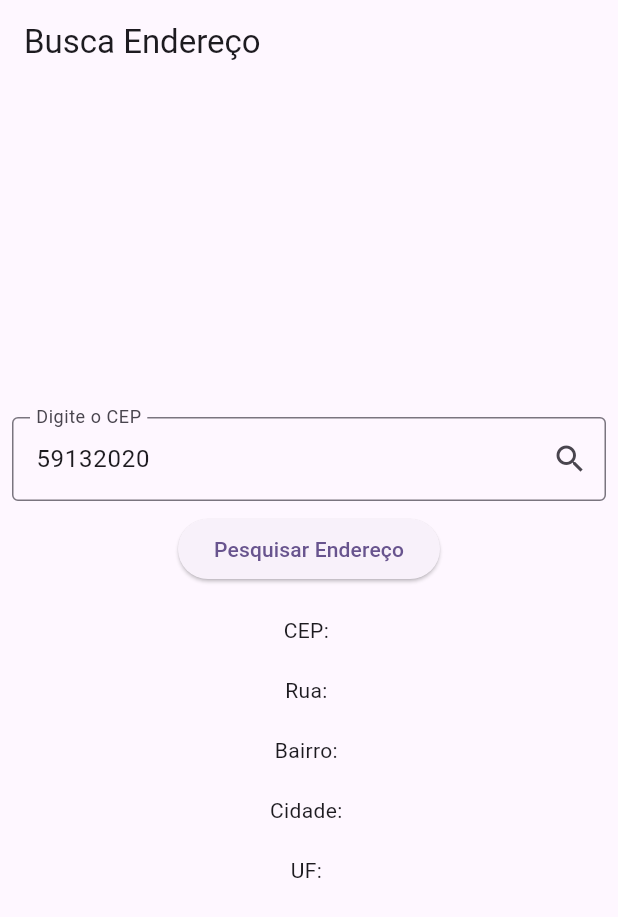
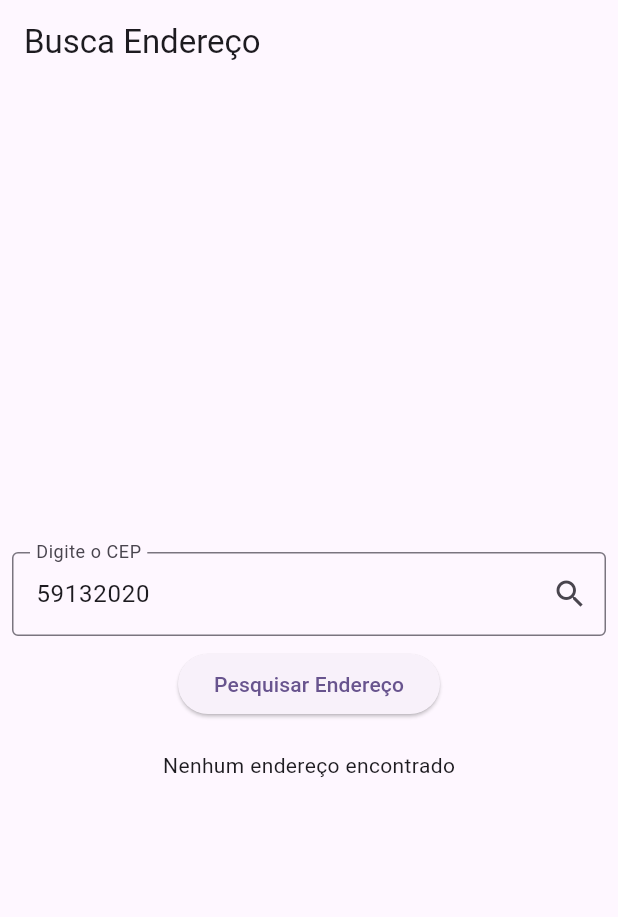
Before and after one commit to gilvancosta/Getx-State-Mixin, a Flutter app: the screen it shows after launch, on a phone screen of 412 x 824 dp. Shown: the top 917 px of the screen. Run offline on Flutter 3.47's test engine with Material 2 defaults, Android fonts, the phone set to English and light mode, and no system bars; our stand-ins replace get; missing offline and left inert: dart:ffi.

Commit message:
busca cep

```diff
--- a/lib/src/domain/bindings/address_binding.dart
+++ b/lib/src/domain/bindings/address_binding.dart
@@ -1,5 +1,6 @@
 import 'package:get/get.dart';
 
+import '../../ui/pages/home/controller/address_controller_mixin.dart';
 import '../../ui/pages/home/controller/address_controller.dart';
 import '../repositories/andress/address_repository.dart';
 
@@ -8,6 +9,9 @@ class AddressBinding extends Bindings {
   void dependencies() {
     Get.lazyPut(() => AddressRepository());
     Get.put(AndressController(repository: Get.find()));
+    Get.put(AddressControllerMixin(repository: Get.find()));
+
+
 
   }
 }
--- /dev/null
+++ b/lib/src/ui/pages/home/controller/address_controller_mixin.dart
@@ -0,0 +1,39 @@
+// ignore_for_file: public_member_api_docs, sort_constructors_first, avoid_print
+
+import 'package:get/get.dart';
+
+import '../../../../domain/Entities/cep/address_entity.dart';
+import '../../../../domain/repositories/andress/address_repository.dart';
+
+class AddressControllerMixin extends GetxController with StateMixin<AddressEntity> {
+  final AddressRepository repository;
+  final _cepSearch = ''.obs;
+
+  AddressControllerMixin({
+    required this.repository,
+  });
+
+  // Setter for _cepSearch
+  set cepSearch(String value) => _cepSearch.value = value;
+
+  @override
+  void onReady() {
+    change(null, status: RxStatus.empty());
+  }
+
+  Future<void> findAddress() async {
+    try {
+      change(state, status: RxStatus.loading());
+
+      //await Future.delayed(const Duration(seconds: 2));
+      await 2.seconds.delay();
+
+      final result = await repository.getAndress(_cepSearch.value);
+      print(result);
+
+      change(result, status: RxStatus.success());
+    } catch (e) {
+      change(state, status: RxStatus.error(e.toString()));
+    }
+  }
+}
--- a/lib/src/ui/pages/home/home_page.dart
+++ b/lib/src/ui/pages/home/home_page.dart
@@ -1,7 +1,7 @@
 import 'package:flutter/material.dart';
 import 'package:get/get.dart';
 
-import 'controller/address_controller.dart';
+import 'controller/address_controller_mixin.dart';
 import 'widgets/address_widget.dart';
 
 class HomePage extends StatefulWidget {
@@ -12,8 +12,8 @@ class HomePage extends StatefulWidget {
 }
 
 class _HomePageState extends State<HomePage> {
-  final controller = Get.find<AndressController>();
-
+  // final controller = Get.find<AndressController>();
+  final controller = Get.find<AddressControllerMixin>();
   @override
   Widget build(BuildContext context) {
     return Scaffold(
@@ -51,7 +51,16 @@ class _HomePageState extends State<HomePage> {
                 child: const Text('Pesquisar Endereço')),
             const SizedBox(height: 20),
             Center(
-              child: Obx(() {
+              child: controller.obx(
+                (state) => AddressWidget(adrress: state),
+                onError: (error) {
+                  return const Text('Erro ao buscar endereço');
+                },
+                onLoading: const CircularProgressIndicator(),
+                onEmpty: const Text('Nenhum endereço encontrado'),
+              ),
+
+              /*             child: Obx(() {
                 if (controller.isLoading) {
                   return const CircularProgressIndicator();
                 } else if (controller.isError) {
@@ -59,7 +68,7 @@ class _HomePageState extends State<HomePage> {
                 } else {
                   return AddressWidget(adrress: controller.address);
                 }
-              }),
+              }), */
             ),
             // Obx(() => AddressWidget(adrress: controller.address)),
           ],
```
